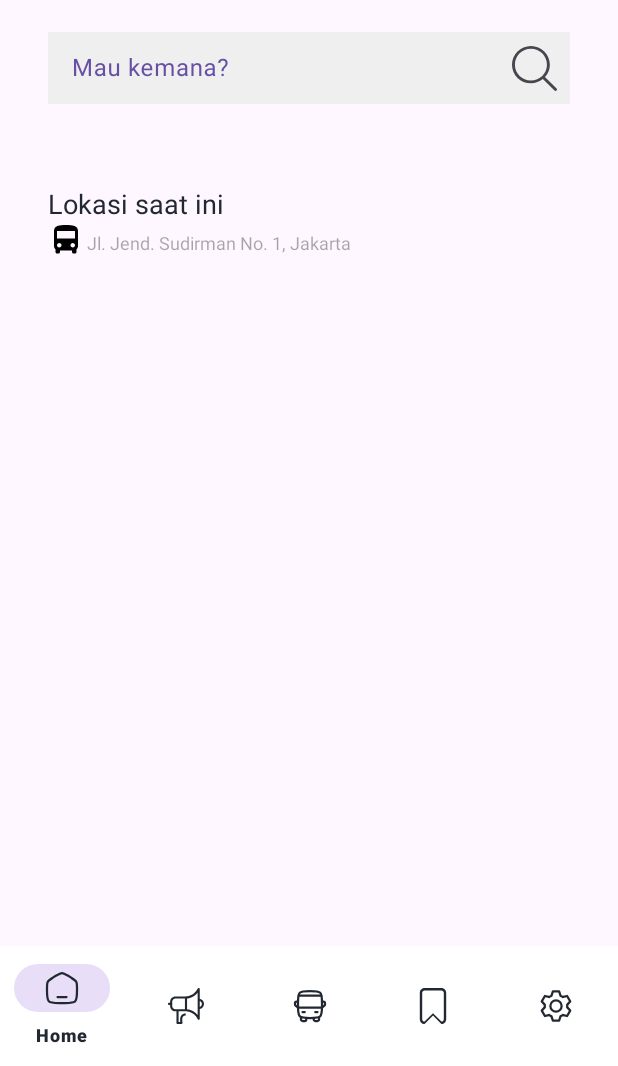
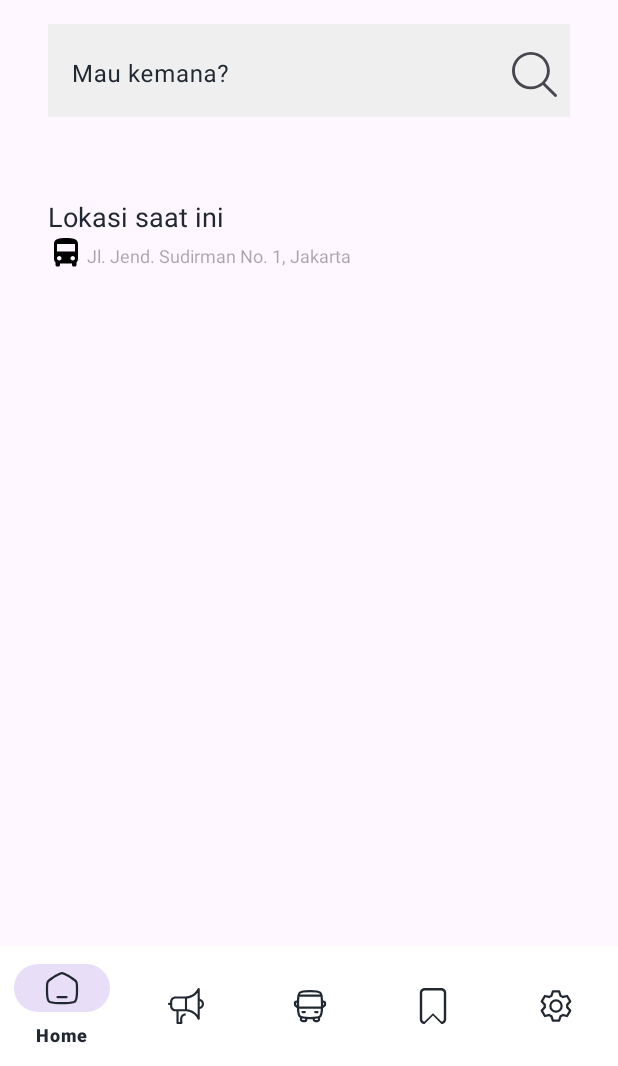
Before and after one commit to neddy1298/RutBis, an Android app: the screen it shows after launch (MainActivity), on a phone screen of 412 x 824 dp, the part 170-1236 px from its top. Run offline under Robolectric (Android 15) with nearby library versions, the phone set to English and light mode, and no system bars.

Commit message:
adjust gray color

```diff
--- a/app/src/main/res/layout/header.xml
+++ b/app/src/main/res/layout/header.xml
@@ -31,6 +31,9 @@
             android:layout_marginVertical="16dp"
             android:hint="@string/search_text"
             android:focusable="true"
+            android:background="@color/gray"
+            android:textColorHint="@color/black"
+            android:layout_gravity="center"
             android:focusableInTouchMode="true"
             app:endIconDrawable="@drawable/ic_search"
             app:endIconMode="custom">
@@ -39,8 +42,7 @@
                 android:id="@+id/search_box"
                 android:layout_width="match_parent"
                 android:layout_height="wrap_content"
-                android:background="@color/gray"
-                android:padding="10dp" />
+                android:background="@color/transparent"/>
 
         </com.google.android.material.textfield.TextInputLayout>
 
```
